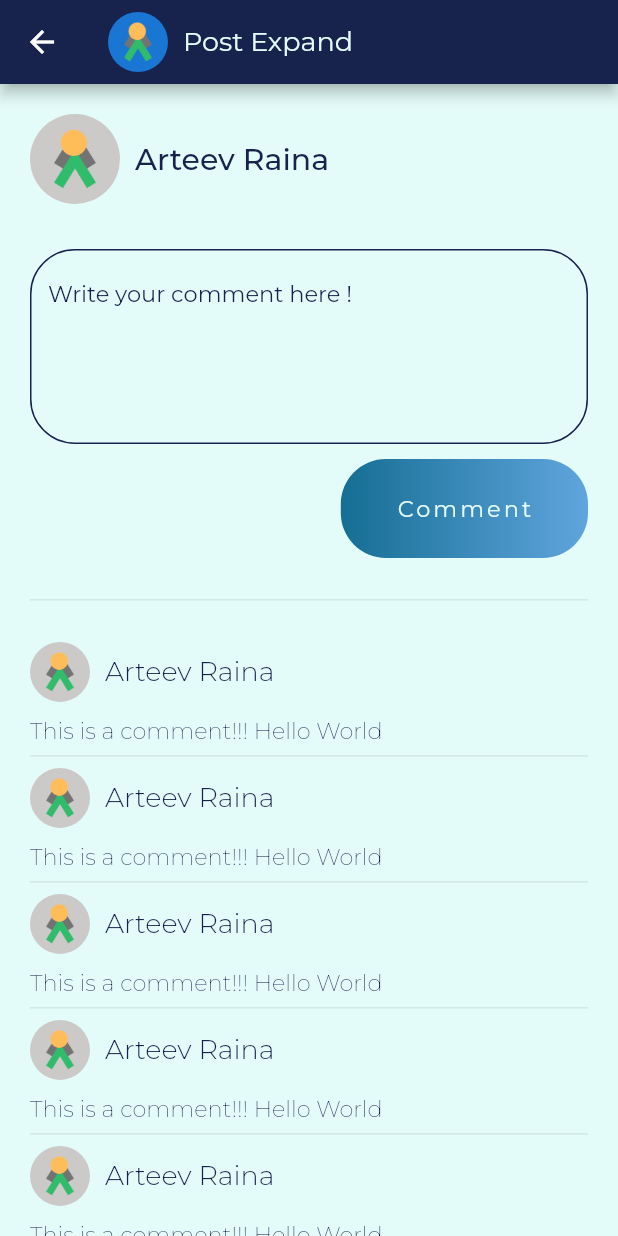
After one commit to arteevraina/Talawa_Design, a Flutter app: the ExpandPost screen opened directly, on a phone screen of 412 x 824 dp. The commit adds this screen. Run offline on Flutter 3.47's test engine with Material 2 defaults, Android fonts, the phone set to English and light mode, and no system bars; our stand-ins replace google_fonts.

Commit message:
feat: comment page added

```diff
--- a/lib/constants/text_styles.dart
+++ b/lib/constants/text_styles.dart
@@ -377,3 +377,37 @@ TextStyle createEventRoleLabelTextStyle() {
     ),
   );
 }
+
+// Expand Post Textstyle.
+TextStyle expandPostTitleTextStyle() {
+  return GoogleFonts.montserrat(
+    textStyle: TextStyle(
+      color: appBarColor,
+      fontSize: 20.0,
+      letterSpacing: 0,
+      fontWeight: FontWeight.w500,
+    ),
+  );
+}
+
+TextStyle commenterNameTextStyle() {
+  return GoogleFonts.montserrat(
+    textStyle: TextStyle(
+      color: appBarColor,
+      fontSize: 18.0,
+      letterSpacing: 0,
+      fontWeight: FontWeight.w300,
+    ),
+  );
+}
+
+TextStyle commentTextStyle() {
+  return GoogleFonts.montserrat(
+    textStyle: TextStyle(
+      color: appBarColor,
+      fontSize: 15.0,
+      letterSpacing: 0,
+      fontWeight: FontWeight.w200,
+    ),
+  );
+}
--- a/lib/main.dart
+++ b/lib/main.dart
@@ -3,6 +3,7 @@ import 'dart:async';
 import 'package:flutter/material.dart';
 import 'package:talawa_design/views/create_events_screen.dart';
 import 'package:talawa_design/views/events_screen.dart';
+import 'package:talawa_design/views/expand_post_screen.dart';
 import 'package:talawa_design/views/message_expand.dart';
 import 'package:talawa_design/views/message_list.dart';
 
--- a/lib/views/create_events_screen.dart
+++ b/lib/views/create_events_screen.dart
@@ -9,7 +9,6 @@ import 'package:talawa_design/constants/text_styles.dart';
 class CreateEvent extends StatelessWidget {
   @override
   Widget build(BuildContext context) {
-    SystemChrome.setPreferredOrientations([DeviceOrientation.portraitUp]);
     return Scaffold(
       appBar: AppBar(
         backgroundColor: appBarColor,
--- /dev/null
+++ b/lib/views/expand_post_screen.dart
@@ -0,0 +1,190 @@
+// Package imports.
+import 'package:flutter/material.dart';
+
+// Local imports.
+import 'package:talawa_design/constants/colors.dart';
+import 'package:talawa_design/constants/text_styles.dart';
+
+class ExpandPost extends StatelessWidget {
+  @override
+  Widget build(BuildContext context) {
+    return SafeArea(
+      child: Scaffold(
+        appBar: AppBar(
+          backgroundColor: appBarColor,
+          title: Row(
+            children: [
+              CircleAvatar(
+                child: Image.asset(
+                  "assets/logo.png",
+                ),
+              ),
+              SizedBox(
+                width: 10.0,
+              ),
+              Text(
+                "Post Expand",
+                style: appBarTextStyle(),
+              ),
+            ],
+          ),
+        ),
+        backgroundColor: scaffoldColor,
+        body: SingleChildScrollView(
+          child: Padding(
+            padding: const EdgeInsets.all(20.0),
+            child: Column(
+              children: [
+                Row(
+                  children: [
+                    Container(
+                      width: 60.0,
+                      height: 60.0,
+                      child: CircleAvatar(
+                        backgroundColor: fillColorSearchBar,
+                        child: Image.asset(
+                          "assets/logo.png",
+                        ),
+                      ),
+                    ),
+                    SizedBox(
+                      width: 10.0,
+                    ),
+                    Text(
+                      "Arteev Raina",
+                      style: expandPostTitleTextStyle(),
+                    ),
+                  ],
+                ),
+                SizedBox(
+                  height: 30.0,
+                ),
+                TextField(
+                  style: loginScreenInputTextStyle(),
+                  maxLines: 5,
+                  decoration: InputDecoration(
+                    hintStyle: loginScreenInputTextStyle(),
+                    hintText: "Write your comment here !",
+                    border: OutlineInputBorder(
+                      borderSide: BorderSide(
+                        style: BorderStyle.solid,
+                      ),
+                      borderRadius: BorderRadius.all(
+                        Radius.circular(30),
+                      ),
+                    ),
+                    enabledBorder: OutlineInputBorder(
+                      borderSide: BorderSide(
+                        color: titleColorLoginScreen,
+                      ),
+                      borderRadius: BorderRadius.all(
+                        Radius.circular(30),
+                      ),
+                    ),
+                    focusedBorder: OutlineInputBorder(
+                      borderSide: BorderSide(
+                        color: titleColorLoginScreen,
+                      ),
+                      borderRadius: BorderRadius.all(
+                        Radius.circular(30),
+                      ),
+                    ),
+                  ),
+                ),
+                SizedBox(
+                  height: 10.0,
+                ),
+                Align(
+                  alignment: Alignment.topRight,
+                  child: Container(
+                    padding: EdgeInsets.symmetric(vertical: 15),
+                    width: MediaQuery.of(context).orientation ==
+                            Orientation.portrait
+                        ? MediaQuery.of(context).size.width * 0.4
+                        : MediaQuery.of(context).size.width * 0.2,
+                    height: MediaQuery.of(context).orientation ==
+                            Orientation.portrait
+                        ? MediaQuery.of(context).size.height * 0.08
+                        : MediaQuery.of(context).size.height * 0.15,
+                    decoration: BoxDecoration(
+                      gradient: LinearGradient(
+                        colors: [
+                          buttonColorSetUrl,
+                          buttonColorGradientSetUrl,
+                        ],
+                        begin: Alignment.centerLeft,
+                        end: Alignment.centerRight,
+                      ),
+                      borderRadius: BorderRadius.circular(30),
+                    ),
+                    child: Center(
+                      child: Text(
+                        "Comment",
+                        style: setUrlButtonTextStyle(),
+                      ),
+                    ),
+                  ),
+                ),
+                SizedBox(
+                  height: 20.0,
+                ),
+                Divider(),
+                SizedBox(
+                  height: 20.0,
+                ),
+                ListView.separated(
+                  shrinkWrap: true,
+                  physics: ClampingScrollPhysics(),
+                  itemBuilder: (context, index) {
+                    return Column(
+                      crossAxisAlignment: CrossAxisAlignment.start,
+                      children: [
+                        Row(
+                          children: [
+                            CircleAvatar(
+                              backgroundColor: fillColorSearchBar,
+                              child: Image.asset("assets/logo.png"),
+                            ),
+                            SizedBox(
+                              width: 10.0,
+                            ),
+                            Text(
+                              "Arteev Raina",
+                              style: commenterNameTextStyle(),
+                            ),
+                            SizedBox(
+                              width: 20.0,
+                            ),
+                          ],
+                        ),
+                        SizedBox(
+                          height: 10,
+                        ),
+                        Text(
+                          "This is a comment!!! Hello World",
+                          style: commentTextStyle(),
+                          textAlign: TextAlign.left,
+                        ),
+                      ],
+                    );
+                  },
+                  separatorBuilder: (context, index) {
+                    return Column(
+                      children: [
+                        SizedBox(
+                          width: 10.0,
+                        ),
+                        Divider(),
+                      ],
+                    );
+                  },
+                  itemCount: 10,
+                )
+              ],
+            ),
+          ),
+        ),
+      ),
+    );
+  }
+}
--- a/lib/views/home_page_screen.dart
+++ b/lib/views/home_page_screen.dart
@@ -4,6 +4,7 @@ import 'package:flutter/material.dart';
 // Local imports.
 import 'package:talawa_design/constants/text_styles.dart';
 import 'package:talawa_design/constants/colors.dart';
+import 'package:talawa_design/views/expand_post_screen.dart';
 
 class HomeScreen extends StatelessWidget {
   @override
@@ -45,6 +46,15 @@ class HomeScreen extends StatelessWidget {
         itemBuilder: (context, index) {
           return Padding(
             padding: const EdgeInsets.all(10.0),
+            child: GestureDetector(
+              onTap: () {
+                Navigator.push(
+                  context,
+                  MaterialPageRoute(
+                    builder: (context) => ExpandPost(),
+                  ),
+                );
+              },
               child: Card(
                 child: Padding(
                   padding: const EdgeInsets.symmetric(
@@ -102,7 +112,8 @@ class HomeScreen extends StatelessWidget {
                                 10.0,
                               ),
                               child: Row(
-                              mainAxisAlignment: MainAxisAlignment.spaceBetween,
+                                mainAxisAlignment:
+                                    MainAxisAlignment.spaceBetween,
                                 children: [
                                   Row(
                                     children: [
@@ -147,6 +158,7 @@ class HomeScreen extends StatelessWidget {
                   ),
                 ),
               ),
+            ),
           );
         },
         separatorBuilder: (context, index) {
```
Lines whose indentation alone changed are shown as unchanged.
